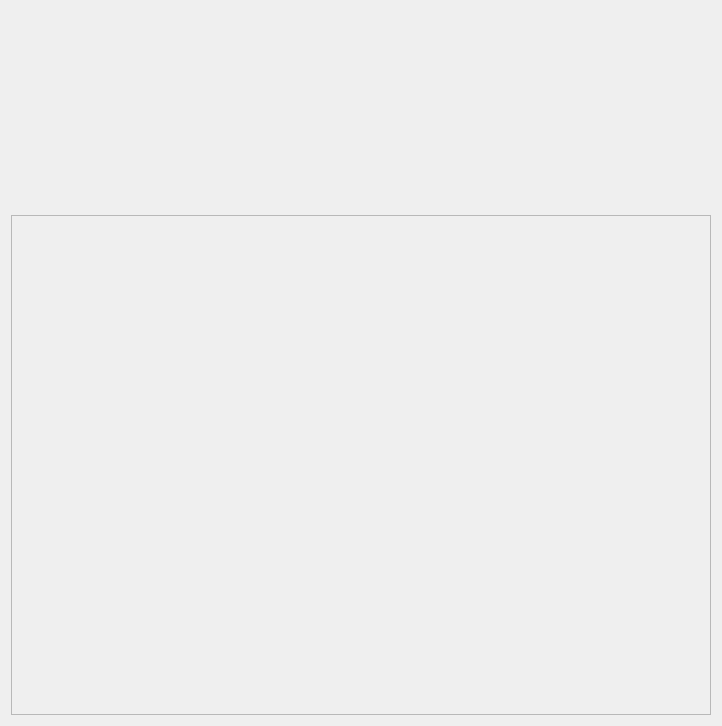
First picture: the form in Code/Mantid/Vates/VatesSimpleGui/ui/MultisliceView.ui, repository mantidproject/mantid, before the edit.
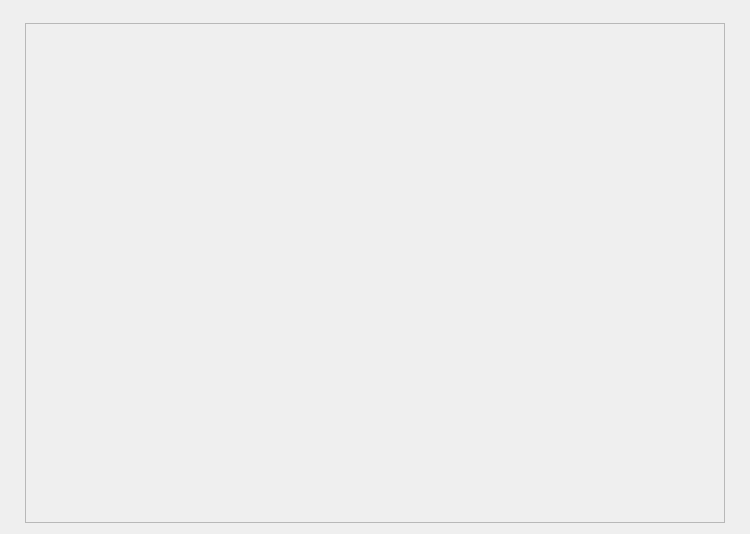
Second picture: the form after the edit. Custom widgets are drawn as their Qt base class.

Commit message: Switching to new interactor for the multislice view. This refs #2965.

Diff of the .ui file:
```diff
--- a/Code/Mantid/Vates/VatesSimpleGui/ui/MultisliceView.ui
+++ b/Code/Mantid/Vates/VatesSimpleGui/ui/MultisliceView.ui
@@ -6,93 +6,21 @@
    <rect>
     <x>0</x>
     <y>0</y>
-    <width>718</width>
-    <height>726</height>
+    <width>750</width>
+    <height>534</height>
    </rect>
   </property>
   <property name="windowTitle">
    <string>MultiSliceView</string>
   </property>
-  <layout class="QVBoxLayout" name="verticalLayout">
-   <item>
-    <layout class="QGridLayout" name="gridLayout">
-     <item row="0" column="0">
-      <spacer name="horizontalSpacer">
-       <property name="orientation">
-        <enum>Qt::Horizontal</enum>
-       </property>
-       <property name="sizeHint" stdset="0">
-        <size>
-         <width>40</width>
-         <height>20</height>
-        </size>
-       </property>
-      </spacer>
-     </item>
-     <item row="0" column="1">
-      <widget class="AxisInteractor" name="xAxisWidget" native="true">
-       <property name="sizePolicy">
-        <sizepolicy hsizetype="Preferred" vsizetype="Preferred">
-         <horstretch>0</horstretch>
-         <verstretch>0</verstretch>
-        </sizepolicy>
-       </property>
-       <property name="minimumSize">
-        <size>
-         <width>0</width>
-         <height>0</height>
-        </size>
-       </property>
-      </widget>
-     </item>
-     <item row="0" column="2">
-      <widget class="AxisInteractor" name="yAxisWidget" native="true">
-       <property name="sizePolicy">
-        <sizepolicy hsizetype="Preferred" vsizetype="Preferred">
-         <horstretch>0</horstretch>
-         <verstretch>0</verstretch>
-        </sizepolicy>
-       </property>
-       <property name="minimumSize">
-        <size>
-         <width>0</width>
-         <height>0</height>
-        </size>
-       </property>
-      </widget>
-     </item>
-     <item row="0" column="3">
-      <widget class="AxisInteractor" name="zAxisWidget" native="true">
-       <property name="sizePolicy">
-        <sizepolicy hsizetype="Preferred" vsizetype="Preferred">
-         <horstretch>0</horstretch>
-         <verstretch>0</verstretch>
-        </sizepolicy>
-       </property>
-       <property name="minimumSize">
-        <size>
-         <width>0</width>
-         <height>0</height>
-        </size>
-       </property>
-      </widget>
-     </item>
-     <item row="0" column="4">
-      <spacer name="horizontalSpacer_2">
-       <property name="orientation">
-        <enum>Qt::Horizontal</enum>
-       </property>
-       <property name="sizeHint" stdset="0">
-        <size>
-         <width>40</width>
-         <height>20</height>
-        </size>
-       </property>
-      </spacer>
-     </item>
-    </layout>
+  <layout class="QGridLayout" name="gridLayout">
+   <item row="0" column="1">
+    <widget class="AxisInteractorNew" name="yAxisWidget" native="true"/>
    </item>
-   <item>
+   <item row="1" column="0">
+    <widget class="AxisInteractorNew" name="xAxisWidget" native="true"/>
+   </item>
+   <item row="1" column="1">
     <widget class="QFrame" name="renderFrame">
      <property name="sizePolicy">
       <sizepolicy hsizetype="Preferred" vsizetype="Preferred">
@@ -114,14 +42,17 @@
      </property>
     </widget>
    </item>
+   <item row="1" column="2">
+    <widget class="AxisInteractorNew" name="zAxisWidget" native="true"/>
+   </item>
   </layout>
  </widget>
  <layoutdefault spacing="6" margin="11"/>
  <customwidgets>
   <customwidget>
-   <class>AxisInteractor</class>
+   <class>AxisInteractorNew</class>
    <extends>QWidget</extends>
-   <header>AxisInteractor.h</header>
+   <header>AxisInteractorNew.h</header>
    <container>1</container>
   </customwidget>
  </customwidgets>
```
The commit also changes 4 other files.
